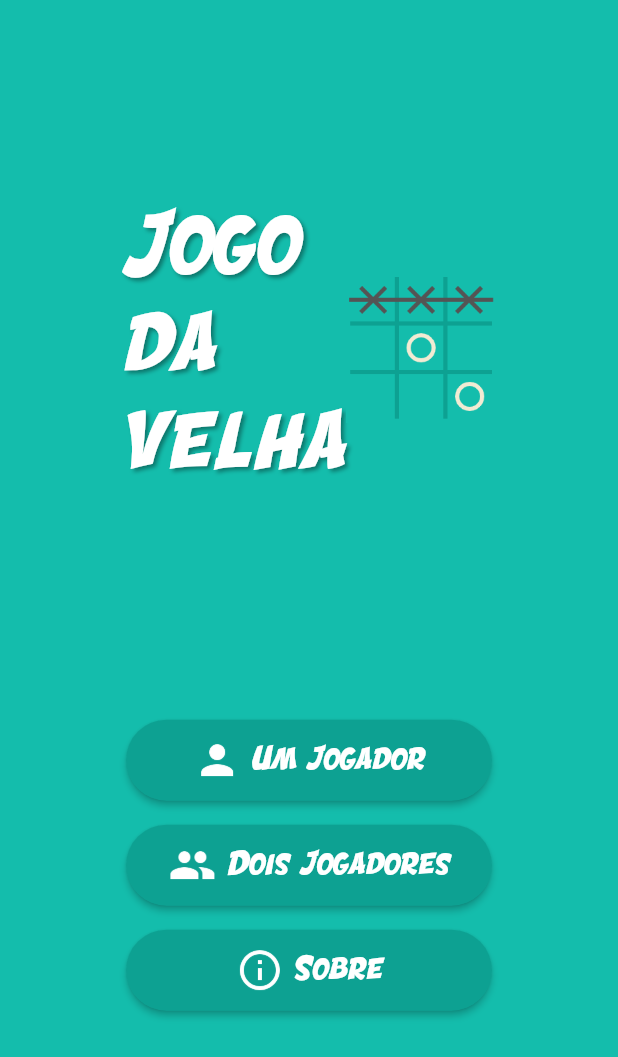
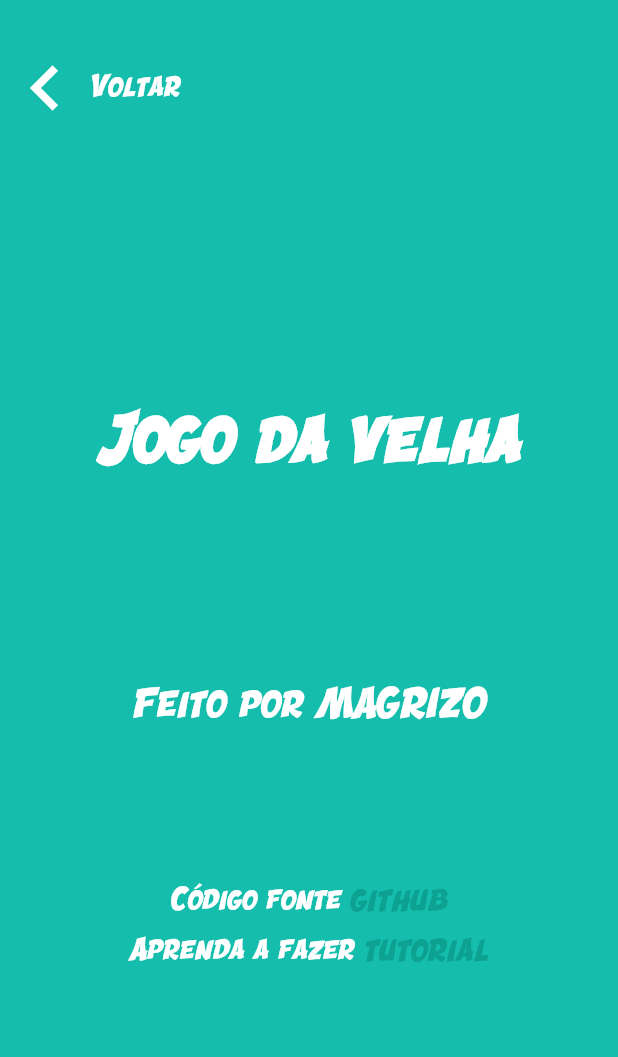
Before and after one commit to danielmagri/jogo-da-velha, a Flutter app: the screen it shows after launch, after a tap on "Sobre", on a phone screen of 412 x 824 dp. Shown: the top 1057 px of the screen. Run offline on Flutter 3.47's test engine with Material 2 defaults, Android fonts, the phone set to English and light mode, and no system bars.

Commit message:
Readme atualizado e sobre criado

```diff
--- /dev/null
+++ b/lib/about.dart
@@ -0,0 +1,105 @@
+import 'package:flutter/material.dart';
+import 'package:url_launcher/url_launcher.dart';
+
+class AboutPage extends StatelessWidget {
+  _launchMagrizo() async {
+    const url = 'https://magrizo.wordpress.com/projetos/';
+    if (await canLaunch(url)) {
+      await launch(url);
+    } else {
+      print('Could not launch $url');
+    }
+  }
+
+  _launchGithub() async {
+    const url = 'https://github.com/danielmagri/jogo-da-velha';
+    if (await canLaunch(url)) {
+      await launch(url);
+    } else {
+      print('Could not launch $url');
+    }
+  }
+
+  @override
+  Widget build(BuildContext context) {
+    return Scaffold(
+        backgroundColor: Theme.of(context).backgroundColor,
+        body: new Column(
+          mainAxisAlignment: MainAxisAlignment.center,
+          children: <Widget>[
+            new Flexible(
+                flex: 1,
+                child: new Align(
+                  alignment: Alignment(-1.0, 0.0),
+                  child: new FlatButton(
+                    padding: EdgeInsets.all(0.0),
+                    child: new Row(
+                      children: <Widget>[
+                        new Icon(
+                          Icons.chevron_left,
+                          size: 60.0,
+                          color: Colors.white,
+                        ),
+                        new Text(
+                          "Voltar",
+                          style: TextStyle(fontSize: 22.0, color: Colors.white),
+                        ),
+                      ],
+                    ),
+                    onPressed: () {
+                      Navigator.pop(context);
+                    },
+                  ),
+                )),
+            new Expanded(
+              flex: 2,
+              child: Container(
+                alignment: AlignmentDirectional(0.0, 0.65),
+                child: new Text(
+                  "Jogo da velha",
+                  style: new TextStyle(
+                    fontSize: 50.0,
+                    fontWeight: FontWeight.bold,
+                  ),
+                ),
+              ),
+            ),
+            new Expanded(
+                flex: 2,
+                child: Center(
+                  child: new Text("Feito por MAGRIZO", style: new TextStyle(fontSize: 30.0)),
+                )),
+            new Expanded(
+              flex: 2,
+              child: new Column(
+                children: <Widget>[
+                  new Row(
+                    mainAxisAlignment: MainAxisAlignment.center,
+                    children: <Widget>[
+                      new Text("Código fonte ", style: new TextStyle(fontSize: 22.0)),
+                      GestureDetector(
+                          onTap: _launchGithub,
+                          child: new Text("github",
+                              style: new TextStyle(color: Theme.of(context).primaryColor, fontSize: 25.0))),
+                    ],
+                  ),
+                  Padding(
+                    padding: const EdgeInsets.only(top: 8.0),
+                    child: new Row(
+                      mainAxisAlignment: MainAxisAlignment.center,
+                      children: <Widget>[
+                        new Text("Aprenda a fazer ", style: new TextStyle(fontSize: 22.0)),
+                        GestureDetector(
+                            onTap: _launchMagrizo,
+                            child: new Text("tutorial",
+                                style: new TextStyle(color: Theme.of(context).primaryColor, fontSize: 25.0))),
+                      ],
+                    ),
+                  ),
+                ],
+              ),
+            ),
+          ],
+        ));
+  }
+}
--- a/lib/menu.dart
+++ b/lib/menu.dart
@@ -3,6 +3,7 @@ import 'package:flutter/services.dart';
 import 'package:jogo_da_velha/utils/enums.dart';
 import 'package:jogo_da_velha/game.dart';
 import 'package:jogo_da_velha/difficulty.dart';
+import 'package:jogo_da_velha/about.dart';
 
 class _AnimationMenu extends StatelessWidget {
   _AnimationMenu({Key key, this.controller})
@@ -120,7 +121,12 @@ class _AnimationMenu extends StatelessWidget {
                 ]),
                 shape: new RoundedRectangleBorder(borderRadius: new BorderRadius.circular(30.0)),
                 color: Theme.of(context).primaryColor,
-                onPressed: () {}),
+                onPressed: () {
+                  Navigator.push(
+                    context,
+                    MaterialPageRoute(builder: (context) => AboutPage()),
+                  );
+                }),
           ),
         ),
       ],
--- a/pubspec.yaml
+++ b/pubspec.yaml
@@ -19,6 +19,7 @@ dependencies:
   # The following adds the Cupertino Icons font to your application.
   # Use with the CupertinoIcons class for iOS style icons.
   cupertino_icons: ^0.1.2
+  url_launcher: ^3.0.3
 
 dev_dependencies:
   flutter_test:
```
Also changed, not shown: 1 other file.
